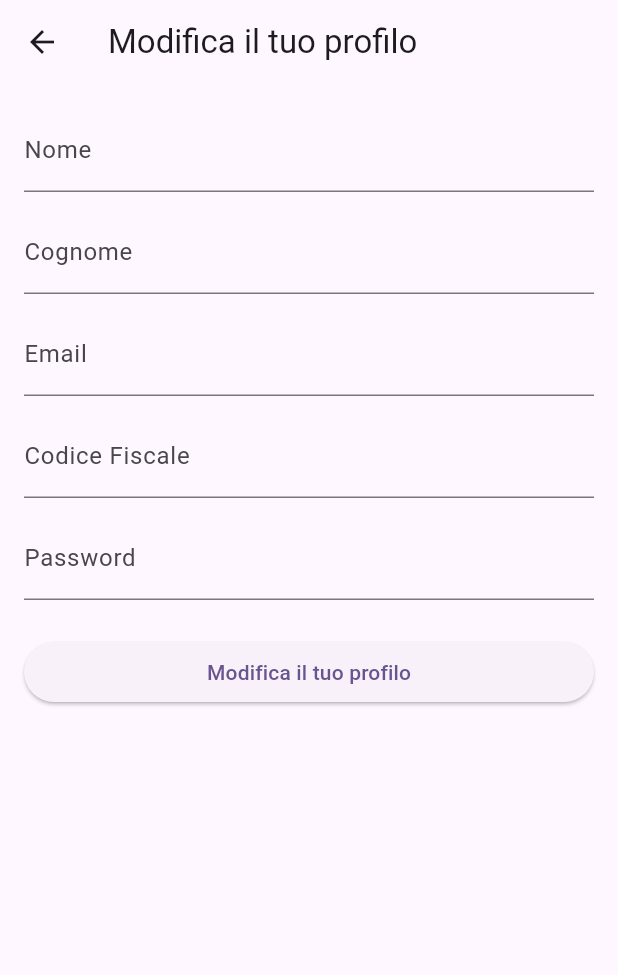
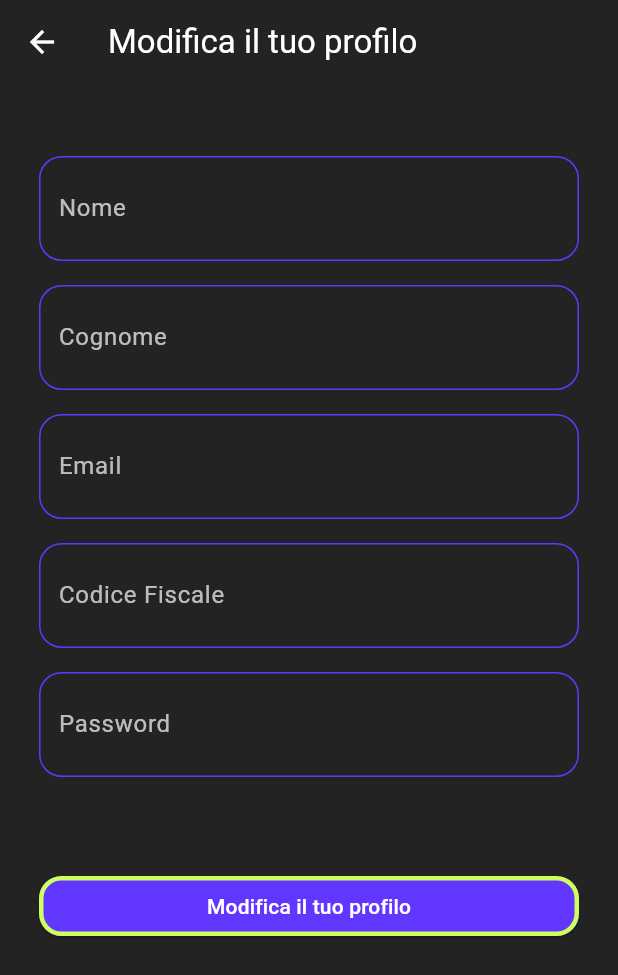
Before and after one commit to bubu-gigi/progmobile_flutter, a Flutter app: the HomeAdminScreen screen opened by its route, after a tap on "Modifica il tuo profilo", on a phone screen of 412 x 824 dp. Shown: the top 975 px of the screen. Run offline on Flutter 3.47's test engine with Material 3 defaults, Android fonts, the phone set to English and light mode, and no system bars; our stand-ins replace cloud_firestore, firebase_auth, firebase_core, flutter_riverpod, freezed_annotation, geocoding and 2 more; missing offline and left inert: flutter_google_places_sdk; accounts and stored records are empty.

Commit message:
sistemato dei problemini e implementato l'interfaccia grafica di user_form.dart

```diff
--- a/lib/ui/components/user_form.dart
+++ b/lib/ui/components/user_form.dart
@@ -10,7 +10,6 @@ class UserForm extends StatelessWidget {
   final void Function(String) onCodiceFiscaleChanged;
   final void Function(String)? onPasswordChanged;
 
-  // 🆕 Aggiungiamo i controller come parametri
   final TextEditingController nomeController;
   final TextEditingController cognomeController;
   final TextEditingController emailController;
@@ -37,58 +36,74 @@ class UserForm extends StatelessWidget {
   @override
   Widget build(BuildContext context) {
     return Scaffold(
-      appBar: AppBar(title: Text(title)),
-      body: Padding(
-        padding: const EdgeInsets.all(16),
+      appBar: AppBar(
+        title: Text(title),
+        backgroundColor: const Color(0xFF232323),
+        foregroundColor: Colors.white,
+      ),
+      body: Container(
+        color: const Color(0xFF232323),
+        child: Padding(
+          padding: const EdgeInsets.all(26),
           child: ListView(
             children: [
-            TextFormField(
-              controller: nomeController,
-              decoration: const InputDecoration(labelText: 'Nome'),
-              onChanged: onNomeChanged,
-            ),
-            const SizedBox(height: 12),
-
-            TextFormField(
-              controller: cognomeController,
-              decoration: const InputDecoration(labelText: 'Cognome'),
-              onChanged: onCognomeChanged,
-            ),
-            const SizedBox(height: 12),
-
-            TextFormField(
-              controller: emailController,
-              decoration: const InputDecoration(labelText: 'Email'),
-              keyboardType: TextInputType.emailAddress,
-              onChanged: onEmailChanged,
-            ),
-            const SizedBox(height: 12),
-
-            TextFormField(
-              controller: cfController,
-              decoration: const InputDecoration(labelText: 'Codice Fiscale'),
-              onChanged: onCodiceFiscaleChanged,
-            ),
-            const SizedBox(height: 12),
-
+              const SizedBox(height: 14),
+              _buildTextField(nomeController, 'Nome', onNomeChanged),
+              _buildTextField(cognomeController, 'Cognome', onCognomeChanged),
+              _buildTextField(emailController, 'Email', onEmailChanged,
+                  keyboardType: TextInputType.emailAddress),
+              _buildTextField(cfController, 'Codice Fiscale', onCodiceFiscaleChanged),
               if (onPasswordChanged != null && passwordController != null)
-              TextFormField(
-                controller: passwordController,
-                decoration: const InputDecoration(labelText: 'Password'),
-                obscureText: true,
-                onChanged: onPasswordChanged,
-              ),
-            const SizedBox(height: 24),
-
+                _buildTextField(passwordController!, 'Password', onPasswordChanged!, obscureText: true),
+              const SizedBox(height: 54),
               isLoading
                   ? const Center(child: CircularProgressIndicator())
                   : ElevatedButton(
                 onPressed: onSubmit,
+                style: ElevatedButton.styleFrom(
+                  backgroundColor: Color(0xFF6136FF),
+                  foregroundColor: Colors.white,
+                  side: const BorderSide(color: Color(0xFFCFFF5E), width: 3), // bordo
+                  shape: RoundedRectangleBorder(
+                    borderRadius: BorderRadius.circular(15),
+                  ),
+                ),
                 child: Text(title),
               ),
+
             ],
+          ),
         ),
       ),
     );
   }
+
+  Widget _buildTextField(
+      TextEditingController controller,
+      String label,
+      Function(String) onChanged, {
+        TextInputType? keyboardType,
+        bool obscureText = false,
+      }) {
+    return Container(
+      margin: const EdgeInsets.symmetric(vertical: 8),
+      decoration: BoxDecoration(
+        border: Border.all(color: Color(0xFF6136FF)),
+        borderRadius: BorderRadius.circular(15),
+      ),
+      child: TextFormField(
+        controller: controller,
+        style: const TextStyle(color: Colors.white),
+        decoration: InputDecoration(
+          labelText: label,
+          labelStyle: const TextStyle(color: Colors.white70),
+          border: InputBorder.none,
+          contentPadding: const EdgeInsets.symmetric(horizontal: 12, vertical: 14),
+        ),
+        keyboardType: keyboardType,
+        obscureText: obscureText,
+        onChanged: onChanged,
+      ),
+    );
   }
+}
--- a/lib/ui/home_admin_screen.dart
+++ b/lib/ui/home_admin_screen.dart
@@ -41,8 +41,8 @@ class HomeAdminScreen extends StatelessWidget {
                   shape: RoundedRectangleBorder(
                     borderRadius: BorderRadius.circular(12),
                     side: BorderSide(
-                      color: Color(0xFFCFFF5E), // Colore del bordo
-                      width: 2, // Spessore del bordo
+                      color: Color(0xFFCFFF5E),
+                      width: 2,
                     ),
                   ),
               ),
--- a/pubspec.yaml
+++ b/pubspec.yaml
@@ -34,8 +34,6 @@ dev_dependencies:
 
 flutter:
   uses-material-design: true
-
-  # Aggiungi qui la sezione assets
   assets:
     - assets/image1/sfondi4.png
     - assets/image1/sfondo1.png
```
Also changed, not shown: pubspec.lock. Lines whose indentation alone changed are shown as unchanged.
